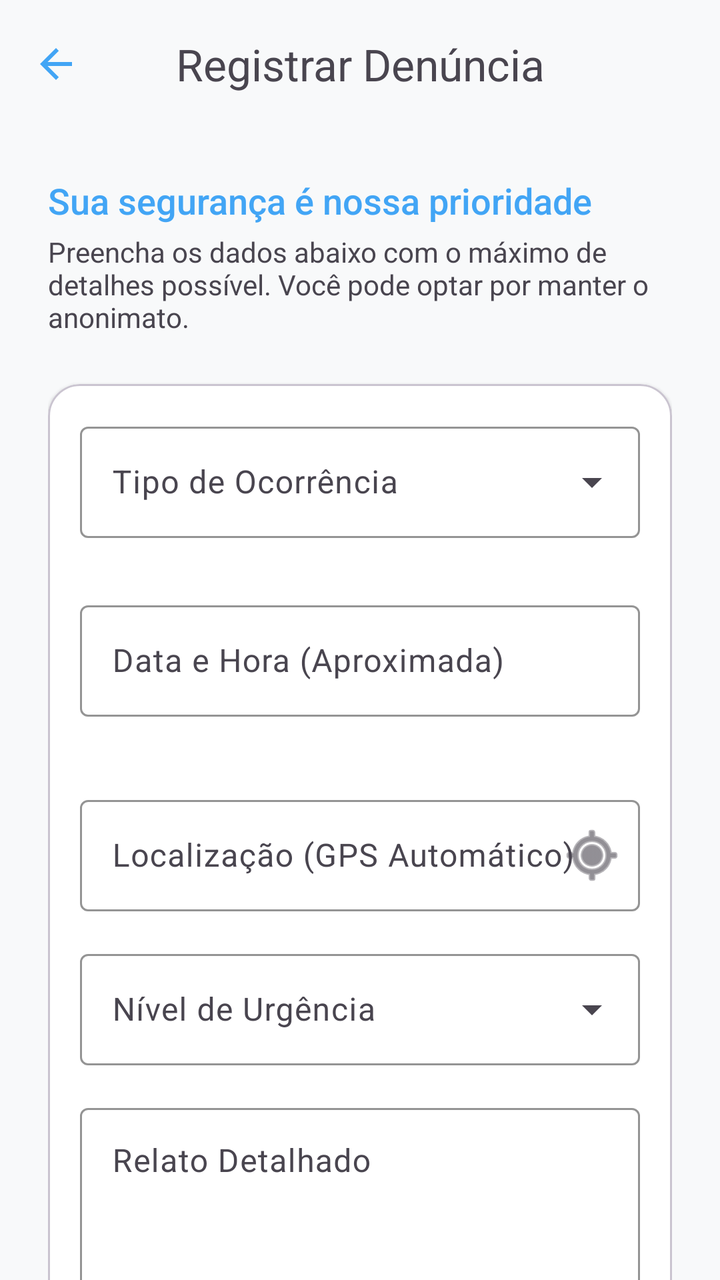
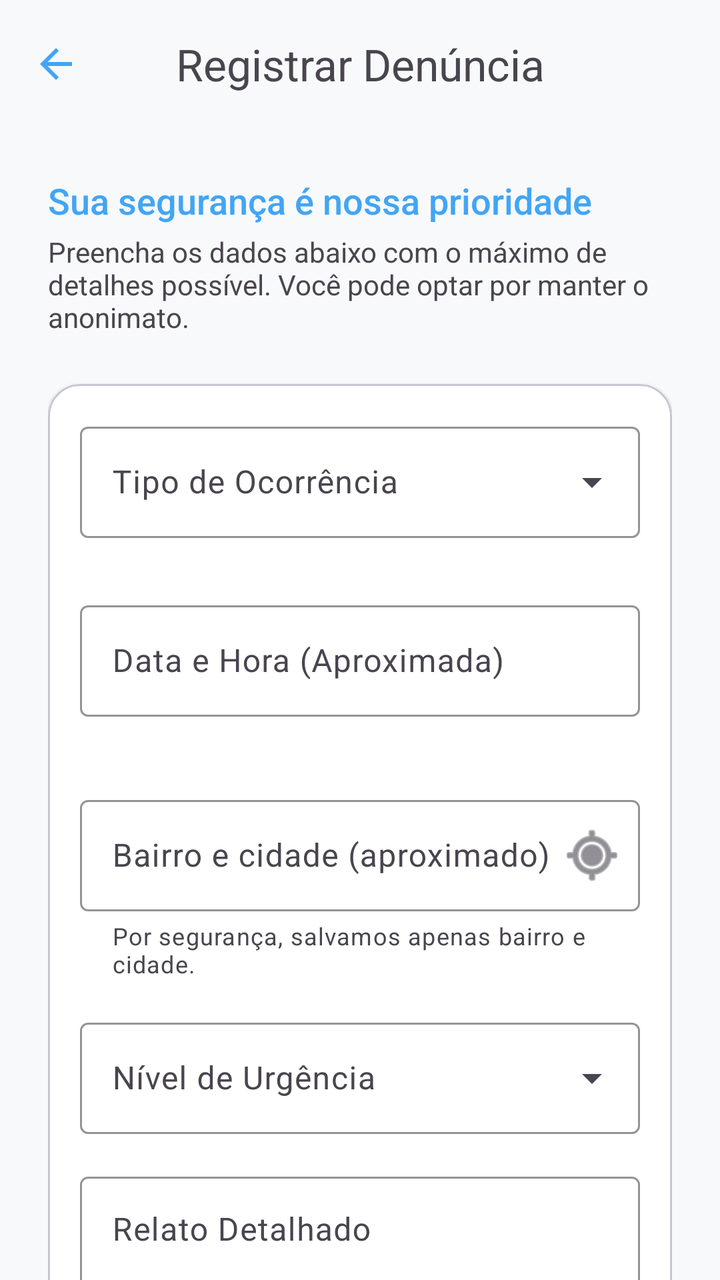

The first picture is an Android layout as it rendered before a commit; the second is the same layout after the commit. The layout source and the unified diff follow.
<!-- AndroidManifest.xml: application theme Theme.Ampara -->
<!-- res/layout/activity_denuncia.xml -->
<?xml version="1.0" encoding="utf-8"?>
<androidx.coordinatorlayout.widget.CoordinatorLayout xmlns:android="http://schemas.android.com/apk/res/android"
    xmlns:app="http://schemas.android.com/apk/res-auto"
    xmlns:tools="http://schemas.android.com/tools"
    android:layout_width="match_parent"
    android:layout_height="match_parent"
    android:background="#F8F9FA"
    tools:context=".ui.DenunciaActivity">

    <com.google.android.material.appbar.AppBarLayout
        android:layout_width="match_parent"
        android:layout_height="wrap_content"
        android:background="@android:color/transparent"
        app:elevation="0dp">

        <com.google.android.material.appbar.MaterialToolbar
            android:id="@+id/toolbarDenuncia"
            android:layout_width="match_parent"
            android:layout_height="?attr/actionBarSize"
            app:navigationIcon="?attr/homeAsUpIndicator"
            app:navigationIconTint="@color/primary_ampara"
            app:title="Registrar Denúncia"
            app:titleCentered="true"
            app:titleTextColor="#49454F" />

        <com.google.android.material.progressindicator.LinearProgressIndicator
            android:id="@+id/progressEnvio"
            android:layout_width="match_parent"
            android:layout_height="wrap_content"
            android:indeterminate="true"
            android:visibility="gone"
            app:indicatorColor="@color/primary_ampara" />

    </com.google.android.material.appbar.AppBarLayout>

    <androidx.core.widget.NestedScrollView
        android:layout_width="match_parent"
        android:layout_height="match_parent"
        app:layout_behavior="@string/appbar_scrolling_view_behavior">

        <LinearLayout
            android:layout_width="match_parent"
            android:layout_height="wrap_content"
            android:orientation="vertical"
            android:padding="24dp">

            <TextView
                android:layout_width="wrap_content"
                android:layout_height="wrap_content"
                android:text="Sua segurança é nossa prioridade"
                android:textColor="@color/primary_ampara"
                android:textSize="18sp"
                android:fontFamily="sans-serif-medium" />

            <TextView
                android:layout_width="wrap_content"
                android:layout_height="wrap_content"
                android:layout_marginTop="4dp"
                android:text="Preencha os dados abaixo com o máximo de detalhes possível. Você pode optar por manter o anonimato."
                android:textColor="#49454F"
                android:textSize="14sp" />

            <com.google.android.material.card.MaterialCardView
                android:layout_width="match_parent"
                android:layout_height="wrap_content"
                android:layout_marginTop="24dp"
                app:cardBackgroundColor="@color/white"
                app:cardCornerRadius="16dp"
                app:cardElevation="1dp">

                <LinearLayout
                    android:layout_width="match_parent"
                    android:layout_height="wrap_content"
                    android:orientation="vertical"
                    android:padding="16dp">

                    <com.google.android.material.textfield.TextInputLayout
                        android:id="@+id/tilTipo"
                        style="@style/Widget.Material3.TextInputLayout.OutlinedBox.ExposedDropdownMenu"
                        android:layout_width="match_parent"
                        android:layout_height="wrap_content"
                        android:hint="Tipo de Ocorrência"
                        app:boxStrokeColor="@color/primary_ampara"
                        app:errorEnabled="true"
                        app:hintTextColor="@color/primary_ampara">

                        <AutoCompleteTextView
                            android:id="@+id/autoCompleteTipo"
                            android:layout_width="match_parent"
                            android:layout_height="wrap_content"
                            android:inputType="none" />
                    </com.google.android.material.textfield.TextInputLayout>

                    <com.google.android.material.textfield.TextInputLayout
                        android:id="@+id/tilDataHora"
                        style="@style/Widget.Material3.TextInputLayout.OutlinedBox"
                        android:layout_width="match_parent"
                        android:layout_height="wrap_content"
                        android:layout_marginTop="8dp"
                        android:hint="Data e Hora (Aproximada)"
                        app:boxStrokeColor="@color/primary_ampara"
                        app:errorEnabled="true"
                        app:hintTextColor="@color/primary_ampara">

                        <com.google.android.material.textfield.TextInputEditText
                            android:id="@+id/editDataHora"
                            android:layout_width="match_parent"
                            android:layout_height="wrap_content"
                            android:focusable="false"
                            android:inputType="text" />
                    </com.google.android.material.textfield.TextInputLayout>

                    <com.google.android.material.textfield.TextInputLayout
                        style="@style/Widget.Material3.TextInputLayout.OutlinedBox"
                        android:layout_width="match_parent"
                        android:layout_height="wrap_content"
                        android:layout_marginTop="16dp"
                        android:hint="Localização (GPS Automático)"
                        app:boxStrokeColor="@color/primary_ampara"
                        app:hintTextColor="@color/primary_ampara"
                        app:endIconMode="custom"
                        app:endIconDrawable="@android:drawable/ic_menu_mylocation">

                        <com.google.android.material.textfield.TextInputEditText
                            android:id="@+id/editLocal"
                            android:layout_width="match_parent"
                            android:layout_height="wrap_content"
                            android:inputType="text" />
                    </com.google.android.material.textfield.TextInputLayout>

                    <com.google.android.material.textfield.TextInputLayout
                        android:id="@+id/tilUrgencia"
                        style="@style/Widget.Material3.TextInputLayout.OutlinedBox.ExposedDropdownMenu"
                        android:layout_width="match_parent"
                        android:layout_height="wrap_content"
                        android:layout_marginTop="16dp"
                        android:hint="Nível de Urgência"
                        app:boxStrokeColor="@color/primary_ampara"
                        app:hintTextColor="@color/primary_ampara">

                        <AutoCompleteTextView
                            android:id="@+id/autoCompleteUrgencia"
                            android:layout_width="match_parent"
                            android:layout_height="wrap_content"
                            android:inputType="none" />
                    </com.google.android.material.textfield.TextInputLayout>

                    <com.google.android.material.textfield.TextInputLayout
                        android:id="@+id/tilRelato"
                        style="@style/Widget.Material3.TextInputLayout.OutlinedBox"
                        android:layout_width="match_parent"
                        android:layout_height="wrap_content"
                        android:layout_marginTop="16dp"
                        android:hint="Relato Detalhado"
                        app:boxStrokeColor="@color/primary_ampara"
                        app:errorEnabled="true"
                        app:hintTextColor="@color/primary_ampara">

                        <com.google.android.material.textfield.TextInputEditText
                            android:id="@+id/editRelato"
                            android:layout_width="match_parent"
                            android:layout_height="wrap_content"
                            android:gravity="top"
                            android:inputType="textMultiLine"
                            android:lines="5" />
                    </com.google.android.material.textfield.TextInputLayout>

                    <com.google.android.material.materialswitch.MaterialSwitch
                        android:id="@+id/switchAnonimo"
                        android:layout_width="match_parent"
                        android:layout_height="wrap_content"
                        android:layout_marginTop="16dp"
                        android:text="Fazer denúncia anônima"
                        android:textColor="#49454F"
                        android:textSize="14sp" />

                    <TextView
                        android:id="@+id/tvAvisoAnonimo"
                        android:layout_width="match_parent"
                        android:layout_height="wrap_content"
                        android:layout_marginTop="8dp"
                        android:background="#FFF3E0"
                        android:padding="8dp"
                        android:text="Atenção: Denúncias anônimas, por protocolos de investigação, podem levar mais tempo para serem analisadas."
                        android:textColor="#E65100"
                        android:textSize="12sp"
                        android:visibility="gone" />

                </LinearLayout>
            </com.google.android.material.card.MaterialCardView>

            
            <com.google.android.material.card.MaterialCardView
                android:layout_width="match_parent"
                android:layout_height="wrap_content"
                android:layout_marginTop="16dp"
                app:cardBackgroundColor="@color/white"
                app:cardCornerRadius="16dp"
                app:cardElevation="1dp">

                <LinearLayout
                    android:layout_width="match_parent"
                    android:layout_height="wrap_content"
                    android:orientation="vertical"
                    android:padding="16dp">

                    <TextView
                        android:layout_width="wrap_content"
                        android:layout_height="wrap_content"
                        android:text="Anexar Evidências"
                        android:textColor="@color/primary_ampara"
                        android:textSize="16sp"
                        android:fontFamily="sans-serif-medium" />

                    <TextView
                        android:layout_width="wrap_content"
                        android:layout_height="wrap_content"
                        android:layout_marginTop="4dp"
                        android:text="Adicione fotos, prints ou documentos que comprovem o ocorrido."
                        android:textColor="#49454F"
                        android:textSize="12sp" />

                    <Button
                        android:id="@+id/btnAnexar"
                        style="@style/Widget.Material3.Button.OutlinedButton"
                        android:layout_width="match_parent"
                        android:layout_height="wrap_content"
                        android:layout_marginTop="16dp"
                        android:text="Adicionar Arquivo (Foto/Print)"
                        app:icon="@android:drawable/ic_menu_camera" />

                    <LinearLayout
                        android:layout_width="match_parent"
                        android:layout_height="wrap_content"
                        android:layout_marginTop="8dp"
                        android:gravity="center_vertical"
                        android:orientation="horizontal">

                        <TextView
                            android:id="@+id/tvArquivosAnexados"
                            android:layout_width="0dp"
                            android:layout_height="wrap_content"
                            android:layout_weight="1"
                            android:text="Nenhum arquivo selecionado"
                            android:textColor="#757575"
                            android:textSize="12sp"
                            android:textStyle="italic" />

                        <com.google.android.material.button.MaterialButton
                            android:id="@+id/btnRemoverAnexo"
                            style="@style/Widget.Material3.Button.TextButton"
                            android:layout_width="wrap_content"
                            android:layout_height="wrap_content"
                            android:text="Remover"
                            android:textColor="#D32F2F"
                            android:visibility="gone"
                            app:icon="@android:drawable/ic_menu_delete"
                            app:iconTint="#D32F2F" />
                    </LinearLayout>

                </LinearLayout>
            </com.google.android.material.card.MaterialCardView>

            <Button
                android:id="@+id/btnEnviarDenuncia"
                android:layout_width="match_parent"
                android:layout_height="56dp"
                android:layout_marginTop="32dp"
                android:layout_marginBottom="32dp"
                android:text="Enviar Denúncia"
                android:textAllCaps="false"
                android:textSize="16sp"
                app:cornerRadius="12dp"
                android:backgroundTint="@color/primary_ampara"/>

        </LinearLayout>
    </androidx.core.widget.NestedScrollView>

</androidx.coordinatorlayout.widget.CoordinatorLayout>
<!-- resources referenced by this layout -->
<resources>
  <color name="primary_ampara">#42A5F5</color>
  <color name="white">#FFFFFFFF</color>
  <style name="Theme.Ampara" parent="Theme.Material3.DayNight.NoActionBar">
          
          <item name="colorPrimary">@color/primary_ampara</item>
          <item name="colorOnPrimary">@color/white</item>
          <item name="colorPrimaryContainer">@color/primary_ampara_light</item>
  
          
          <item name="android:statusBarColor">@color/primary_ampara</item>
      </style>
  <color name="primary_ampara_light">#E3F2FD</color>
</resources>

<!-- the commit's change to res/layout/activity_denuncia.xml (unified diff, before → after) -->
@@ -115,7 +115,9 @@
                         android:layout_width="match_parent"
                         android:layout_height="wrap_content"
                         android:layout_marginTop="16dp"
-                        android:hint="Localização (GPS Automático)"
+                        android:hint="Bairro e cidade (aproximado)"
+                        app:helperText="Por segurança, salvamos apenas bairro e cidade."
+                        app:helperTextEnabled="true"
                         app:boxStrokeColor="@color/primary_ampara"
                         app:hintTextColor="@color/primary_ampara"
                         app:endIconMode="custom"
